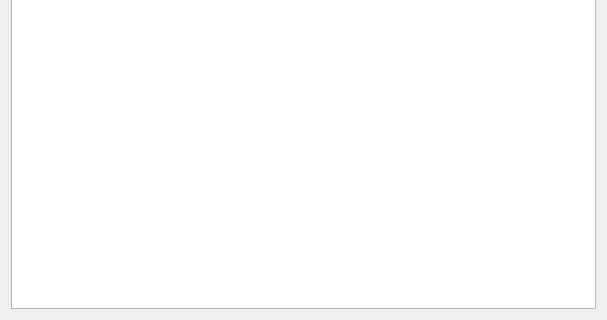
The window that src/Gui/DlgSettingsWorkbenches.ui (southseact-3d/fcd) describes before a commit, drawn with Qt 5; both pictures show x 0 to 607 and y 539 to 859 of the 607 by 859 pixel window.
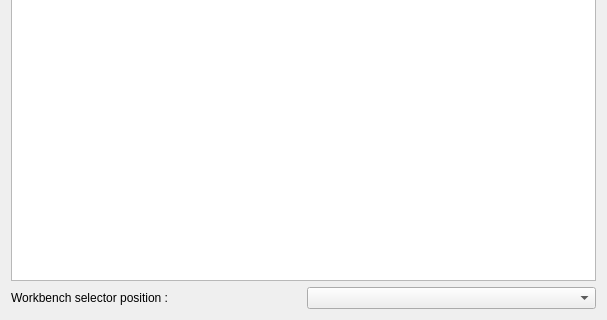
The same window after the commit. Custom widgets are drawn as their Qt base class.

Commit message: Preference: Move workbench selector position to the workbench preference page.

What changed in the file:
```diff
--- a/src/Gui/DlgSettingsWorkbenches.ui
+++ b/src/Gui/DlgSettingsWorkbenches.ui
@@ -40,6 +40,43 @@
    <item row="1" column="0">
     <widget class="QListWidgetDragBugFix" name="wbList"/>
    </item>
+   <item row="2" column="0">
+    <layout class="QHBoxLayout">
+     <property name="spacing">
+      <number>6</number>
+     </property>
+     <property name="leftMargin">
+      <number>0</number>
+     </property>
+     <property name="topMargin">
+      <number>0</number>
+     </property>
+     <property name="rightMargin">
+      <number>0</number>
+     </property>
+     <property name="bottomMargin">
+      <number>0</number>
+     </property>
+     <item>
+      <widget class="QLabel" name="WorkbenchSelectorPositionLabel">
+       <property name="text">
+        <string>Workbench selector position :</string>
+       </property>
+      </widget>
+     </item>
+     <item>
+      <widget class="QComboBox" name="WorkbenchSelectorPosition">
+       <property name="toolTip">
+        <string>Customize where the workbench selector appears (restart required).
+
+'Toolbar': In the toolbars, as a movable toolbar.
+'Left Corner': In the menu bar, on the left corner.
+'Right Corner': In the menu bar, on the right corner.</string>
+       </property>
+      </widget>
+     </item>
+    </layout>
+   </item>
   </layout>
  </widget>
  <layoutdefault spacing="6" margin="11"/>
```
The commit also changes 5 other files.
